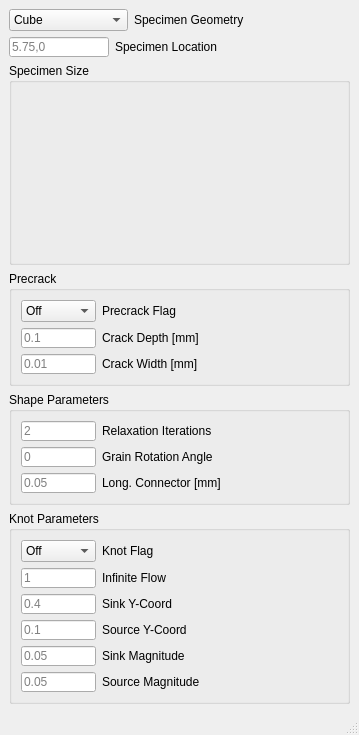
Old version of the form freecad/woodWorkbench/gui/ui/ui_CBL_geoParams.ui in the repository Computational-Mechanics-Material-Models/CBL-preprocesser.
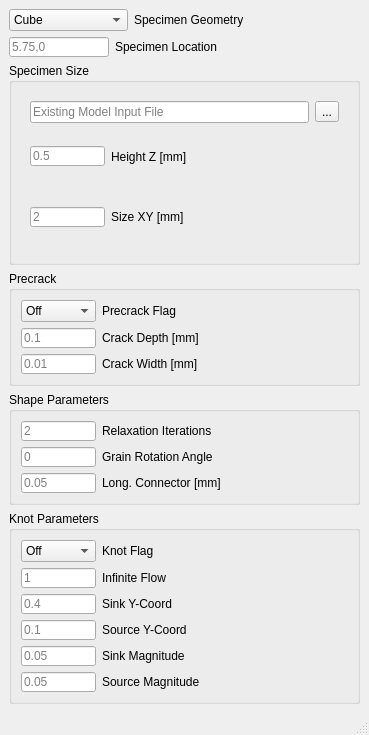
New version of the form. The open tabs and pages were chosen to show the change.

```diff
--- a/freecad/woodWorkbench/gui/ui/ui_CBL_geoParams.ui
+++ b/freecad/woodWorkbench/gui/ui/ui_CBL_geoParams.ui
@@ -6,7 +6,7 @@
    <rect>
     <x>0</x>
     <y>0</y>
-    <width>359</width>
+    <width>369</width>
     <height>735</height>
    </rect>
   </property>
@@ -477,7 +477,110 @@
            </item>
           </layout>
          </widget>
-         <widget class="QWidget" name="page"/>
+         <widget class="QWidget" name="page">
+          <layout class="QVBoxLayout" name="verticalLayout_9">
+           <item>
+            <layout class="QHBoxLayout" name="horizontalLayout_21">
+             <item>
+              <widget class="QLineEdit" name="geoFile">
+               <property name="enabled">
+                <bool>true</bool>
+               </property>
+               <property name="readOnly">
+                <bool>true</bool>
+               </property>
+               <property name="placeholderText">
+                <string>Existing Model Input File</string>
+               </property>
+              </widget>
+             </item>
+             <item>
+              <widget class="QToolButton" name="readGeoButton">
+               <property name="enabled">
+                <bool>true</bool>
+               </property>
+               <property name="text">
+                <string notr="true">...</string>
+               </property>
+              </widget>
+             </item>
+            </layout>
+           </item>
+           <item>
+            <layout class="QHBoxLayout" name="horizontalLayout_6">
+             <item>
+              <widget class="QLineEdit" name="geo_height">
+               <property name="enabled">
+                <bool>true</bool>
+               </property>
+               <property name="minimumSize">
+                <size>
+                 <width>75</width>
+                 <height>20</height>
+                </size>
+               </property>
+               <property name="maximumSize">
+                <size>
+                 <width>75</width>
+                 <height>20</height>
+                </size>
+               </property>
+               <property name="text">
+                <string/>
+               </property>
+               <property name="placeholderText">
+                <string>0.5</string>
+               </property>
+              </widget>
+             </item>
+             <item>
+              <widget class="QLabel" name="label_34">
+               <property name="text">
+                <string>Height Z [mm]</string>
+               </property>
+              </widget>
+             </item>
+            </layout>
+           </item>
+           <item>
+            <layout class="QHBoxLayout" name="horizontalLayout_8">
+             <item>
+              <widget class="QLineEdit" name="geo_size">
+               <property name="enabled">
+                <bool>true</bool>
+               </property>
+               <property name="minimumSize">
+                <size>
+                 <width>75</width>
+                 <height>20</height>
+                </size>
+               </property>
+               <property name="maximumSize">
+                <size>
+                 <width>75</width>
+                 <height>20</height>
+                </size>
+               </property>
+               <property name="text">
+                <string/>
+               </property>
+               <property name="placeholderText">
+                <string>2</string>
+               </property>
+              </widget>
+             </item>
+             <item>
+              <widget class="QLabel" name="label_40">
+               <property name="text">
+                <string>Size XY [mm]</string>
+               </property>
+              </widget>
+             </item>
+            </layout>
+           </item>
+          </layout>
+         </widget>
+         <widget class="QWidget" name="page_2"/>
         </widget>
        </item>
       </layout>
```
Left out of the diff: 7 changed lines with no effect on the pictures.
